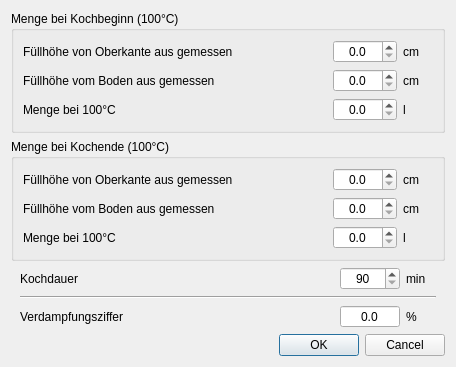
This is kleiner-brauhelfer/dialogs/dlgverdampfung.ui in kleiner-brauhelfer/kleiner-brauhelfer-2 as Qt 5 draws it before an edit. The edited form follows.
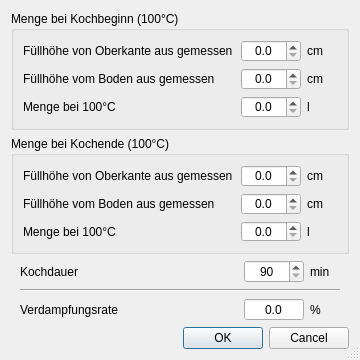
This is the edited form. Custom widgets are drawn as their Qt base class.

The edit to the form file:
```diff
--- a/kleiner-brauhelfer/dialogs/dlgverdampfung.ui
+++ b/kleiner-brauhelfer/dialogs/dlgverdampfung.ui
@@ -6,12 +6,21 @@
    <rect>
     <x>0</x>
     <y>0</y>
-    <width>456</width>
-    <height>336</height>
+    <width>360</width>
+    <height>360</height>
    </rect>
   </property>
+  <property name="minimumSize">
+   <size>
+    <width>332</width>
+    <height>360</height>
+   </size>
+  </property>
   <property name="windowTitle">
-   <string>Berechnung Verdampfungsziffer</string>
+   <string>Berechnung Verdampfungsrate</string>
+  </property>
+  <property name="sizeGripEnabled">
+   <bool>true</bool>
   </property>
   <layout class="QVBoxLayout" name="verticalLayout_3">
    <item>
@@ -19,9 +28,7 @@
      <property name="title">
       <string>Menge bei Kochbeginn (100°C)</string>
      </property>
-     <layout class="QVBoxLayout" name="verticalLayout">
-      <item>
-       <layout class="QGridLayout" name="gridLayout">
+     <layout class="QGridLayout" name="gridLayout_4">
         <item row="1" column="0">
          <widget class="QLabel" name="label_11">
           <property name="text">
@@ -29,6 +36,70 @@
           </property>
          </widget>
         </item>
+      <item row="2" column="0">
+       <widget class="QLabel" name="label">
+        <property name="text">
+         <string>Menge bei 100°C</string>
+        </property>
+       </widget>
+      </item>
+      <item row="0" column="2">
+       <widget class="DoubleSpinBox" name="dSpinBox_cmVonObenMenge1">
+        <property name="minimumSize">
+         <size>
+          <width>60</width>
+          <height>0</height>
+         </size>
+        </property>
+        <property name="toolTip">
+         <string>&lt;html&gt;&lt;head/&gt;&lt;body&gt;&lt;p&gt;Von der Oberkante des Kessels bis zur Oberkante des Sudes zu &lt;span style=&quot; font-weight:600;&quot;&gt;Kochbeginn&lt;/span&gt; messen. Der Kessel muss eben stehen, damit gültige Werte berechnet werden können.&lt;/p&gt;&lt;/body&gt;&lt;/html&gt;</string>
+        </property>
+        <property name="alignment">
+         <set>Qt::AlignCenter</set>
+        </property>
+        <property name="decimals">
+         <number>1</number>
+        </property>
+        <property name="maximum">
+         <double>9999.000000000000000</double>
+        </property>
+        <property name="singleStep">
+         <double>0.100000000000000</double>
+        </property>
+       </widget>
+      </item>
+      <item row="2" column="2">
+       <widget class="DoubleSpinBox" name="dSpinBox_Menge1">
+        <property name="minimumSize">
+         <size>
+          <width>60</width>
+          <height>0</height>
+         </size>
+        </property>
+        <property name="toolTip">
+         <string>&lt;html&gt;&lt;head/&gt;&lt;body&gt;&lt;p&gt;Hier wird das Volumen bei 100° Celsius bei &lt;span style=&quot; font-weight:600;&quot;&gt;Kochbeginn&lt;/span&gt; berechnet. Es ist größer als bei niedrigeren Temperaturen. Der Wert wird für die Sollmenge nach Kochende und andere Berechnungen im Kleinen Brauhelfer verwendet.&lt;/p&gt;&lt;/body&gt;&lt;/html&gt;</string>
+        </property>
+        <property name="alignment">
+         <set>Qt::AlignCenter</set>
+        </property>
+        <property name="decimals">
+         <number>1</number>
+        </property>
+        <property name="maximum">
+         <double>9999.000000000000000</double>
+        </property>
+        <property name="singleStep">
+         <double>0.100000000000000</double>
+        </property>
+       </widget>
+      </item>
+      <item row="0" column="0">
+       <widget class="QLabel" name="label_9">
+        <property name="text">
+         <string>Füllhöhe von Oberkante aus gemessen</string>
+        </property>
+       </widget>
+      </item>
         <item row="1" column="2">
          <widget class="DoubleSpinBox" name="dSpinBox_cmVomBodenMenge1">
           <property name="minimumSize">
@@ -64,48 +135,6 @@
           </property>
          </widget>
         </item>
-        <item row="0" column="0">
-         <widget class="QLabel" name="label_9">
-          <property name="text">
-           <string>Füllhöhe von Oberkante aus gemessen</string>
-          </property>
-         </widget>
-        </item>
-        <item row="0" column="1">
-         <spacer name="horizontalSpacer_5">
-          <property name="orientation">
-           <enum>Qt::Horizontal</enum>
-          </property>
-          <property name="sizeHint" stdset="0">
-           <size>
-            <width>40</width>
-            <height>20</height>
-           </size>
-          </property>
-         </spacer>
-        </item>
-        <item row="0" column="2">
-         <widget class="DoubleSpinBox" name="dSpinBox_cmVonObenMenge1">
-          <property name="minimumSize">
-           <size>
-            <width>60</width>
-            <height>0</height>
-           </size>
-          </property>
-          <property name="alignment">
-           <set>Qt::AlignCenter</set>
-          </property>
-          <property name="decimals">
-           <number>1</number>
-          </property>
-          <property name="maximum">
-           <double>9999.000000000000000</double>
-          </property>
-          <property name="singleStep">
-           <double>0.100000000000000</double>
-          </property>
-         </widget>
-        </item>
         <item row="0" column="3">
          <widget class="QLabel" name="label_10">
           <property name="minimumSize">
@@ -119,34 +148,18 @@
           </property>
          </widget>
         </item>
-        <item row="2" column="0">
-         <widget class="QLabel" name="label">
-          <property name="text">
-           <string>Menge bei 100°C</string>
-          </property>
-         </widget>
-        </item>
-        <item row="2" column="2">
-         <widget class="DoubleSpinBox" name="dSpinBox_Menge1">
-          <property name="minimumSize">
+      <item row="0" column="1">
+       <spacer name="horizontalSpacer_5">
+        <property name="orientation">
+         <enum>Qt::Horizontal</enum>
+        </property>
+        <property name="sizeHint" stdset="0">
            <size>
-            <width>60</width>
-            <height>0</height>
-           </size>
-          </property>
-          <property name="alignment">
-           <set>Qt::AlignCenter</set>
-          </property>
-          <property name="decimals">
-           <number>1</number>
-          </property>
-          <property name="maximum">
-           <double>9999.000000000000000</double>
-          </property>
-          <property name="singleStep">
-           <double>0.100000000000000</double>
-          </property>
-         </widget>
+          <width>40</width>
+          <height>20</height>
+         </size>
+        </property>
+       </spacer>
         </item>
         <item row="2" column="3">
          <widget class="QLabel" name="label_2">
@@ -162,8 +175,6 @@
          </widget>
         </item>
        </layout>
-      </item>
-     </layout>
     </widget>
    </item>
    <item>
@@ -171,42 +182,17 @@
      <property name="title">
       <string>Menge bei Kochende (100°C)</string>
      </property>
-     <layout class="QVBoxLayout" name="verticalLayout_2">
-      <item>
-       <layout class="QGridLayout" name="gridLayout_2">
-        <item row="1" column="2">
-         <widget class="DoubleSpinBox" name="dSpinBox_cmVomBodenMenge2">
+     <layout class="QGridLayout" name="gridLayout">
+      <item row="2" column="3">
+       <widget class="QLabel" name="label_18">
           <property name="minimumSize">
            <size>
-            <width>60</width>
+          <width>30</width>
             <height>0</height>
            </size>
           </property>
-          <property name="alignment">
-           <set>Qt::AlignCenter</set>
-          </property>
-          <property name="decimals">
-           <number>1</number>
-          </property>
-          <property name="maximum">
-           <double>9999.000000000000000</double>
-          </property>
-          <property name="singleStep">
-           <double>0.100000000000000</double>
-          </property>
-         </widget>
-        </item>
-        <item row="0" column="0">
-         <widget class="QLabel" name="label_13">
           <property name="text">
-           <string>Füllhöhe von Oberkante aus gemessen</string>
-          </property>
-         </widget>
-        </item>
-        <item row="1" column="0">
-         <widget class="QLabel" name="label_15">
-          <property name="text">
-           <string>Füllhöhe vom Boden aus gemessen</string>
+         <string>l</string>
           </property>
          </widget>
         </item>
@@ -258,41 +244,6 @@
           </property>
          </spacer>
         </item>
-        <item row="0" column="3">
-         <widget class="QLabel" name="label_14">
-          <property name="minimumSize">
-           <size>
-            <width>30</width>
-            <height>0</height>
-           </size>
-          </property>
-          <property name="text">
-           <string notr="true">cm</string>
-          </property>
-         </widget>
-        </item>
-        <item row="2" column="2">
-         <widget class="DoubleSpinBox" name="dSpinBox_Menge2">
-          <property name="minimumSize">
-           <size>
-            <width>60</width>
-            <height>0</height>
-           </size>
-          </property>
-          <property name="alignment">
-           <set>Qt::AlignCenter</set>
-          </property>
-          <property name="decimals">
-           <number>1</number>
-          </property>
-          <property name="maximum">
-           <double>9999.000000000000000</double>
-          </property>
-          <property name="singleStep">
-           <double>0.100000000000000</double>
-          </property>
-         </widget>
-        </item>
         <item row="2" column="0">
          <widget class="QLabel" name="label_17">
           <property name="text">
@@ -300,8 +251,40 @@
           </property>
          </widget>
         </item>
-        <item row="2" column="3">
-         <widget class="QLabel" name="label_18">
+      <item row="2" column="2">
+       <widget class="DoubleSpinBox" name="dSpinBox_Menge2">
+        <property name="minimumSize">
+         <size>
+          <width>60</width>
+          <height>0</height>
+         </size>
+        </property>
+        <property name="toolTip">
+         <string>&lt;html&gt;&lt;head/&gt;&lt;body&gt;&lt;p&gt;Hier wird das Volumen bei 100° Celsius bei &lt;span style=&quot; font-weight:600;&quot;&gt;Kochende&lt;/span&gt; berechnet. Es ist größer als bei niedrigeren Temperaturen. Der Wert orientiert sich u.a. an der eingestellten Verdampfungsrate und wird für die Sollmenge beim Anstellen der Hefe und andere Berechnungen im Kleinen Brauhelfer verwendet.&lt;/p&gt;&lt;/body&gt;&lt;/html&gt;</string>
+        </property>
+        <property name="alignment">
+         <set>Qt::AlignCenter</set>
+        </property>
+        <property name="decimals">
+         <number>1</number>
+        </property>
+        <property name="maximum">
+         <double>9999.000000000000000</double>
+        </property>
+        <property name="singleStep">
+         <double>0.100000000000000</double>
+        </property>
+       </widget>
+      </item>
+      <item row="0" column="0">
+       <widget class="QLabel" name="label_13">
+        <property name="text">
+         <string>Füllhöhe von Oberkante aus gemessen</string>
+        </property>
+       </widget>
+      </item>
+      <item row="0" column="3">
+       <widget class="QLabel" name="label_14">
           <property name="minimumSize">
            <size>
             <width>30</width>
@@ -309,11 +292,41 @@
            </size>
           </property>
           <property name="text">
-           <string>l</string>
+         <string notr="true">cm</string>
           </property>
          </widget>
         </item>
-       </layout>
+      <item row="1" column="0">
+       <widget class="QLabel" name="label_15">
+        <property name="text">
+         <string>Füllhöhe vom Boden aus gemessen</string>
+        </property>
+       </widget>
+      </item>
+      <item row="1" column="2">
+       <widget class="DoubleSpinBox" name="dSpinBox_cmVomBodenMenge2">
+        <property name="minimumSize">
+         <size>
+          <width>60</width>
+          <height>0</height>
+         </size>
+        </property>
+        <property name="toolTip">
+         <string>&lt;html&gt;&lt;head/&gt;&lt;body&gt;&lt;p&gt;Von der Unterkante des Kessels bis zur Oberkante des Sudes am &lt;span style=&quot; font-weight:600;&quot;&gt;Kochende&lt;/span&gt; messen. Ist der Kesselboden uneben, so empfiehlt sich eine mittlere Stelle zur Messung. Der Kessel muss eben stehen, damit gültige Werte berechnet werden können.&lt;/p&gt;&lt;/body&gt;&lt;/html&gt;</string>
+        </property>
+        <property name="alignment">
+         <set>Qt::AlignCenter</set>
+        </property>
+        <property name="decimals">
+         <number>1</number>
+        </property>
+        <property name="maximum">
+         <double>9999.000000000000000</double>
+        </property>
+        <property name="singleStep">
+         <double>0.100000000000000</double>
+        </property>
+       </widget>
       </item>
      </layout>
     </widget>
@@ -368,7 +381,7 @@
      <item row="2" column="0">
       <widget class="QLabel" name="label_7">
        <property name="text">
-        <string>Verdampfungsziffer</string>
+        <string>Verdampfungsrate</string>
        </property>
       </widget>
      </item>
```
Left out of the diff: 15 changed lines with no effect on the pictures. Lines whose indentation alone changed are shown as unchanged.
